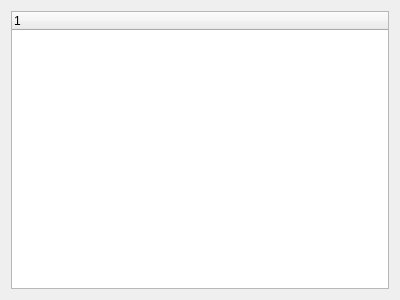
Above: TreePage.ui from StellarRaccoon/DnD-Character-Builder before the change. Below: the same form after it.
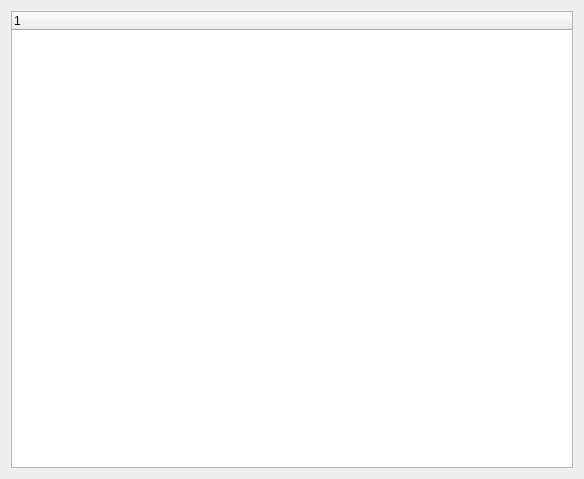
That is the form after the change.

Commit message: create sheet page layout

Diff of the .ui file:
```diff
--- a/TreePage.ui
+++ b/TreePage.ui
@@ -6,8 +6,8 @@
    <rect>
     <x>0</x>
     <y>0</y>
-    <width>400</width>
-    <height>300</height>
+    <width>584</width>
+    <height>479</height>
    </rect>
   </property>
   <property name="windowTitle">
```
The commit also changes 5 other files.
